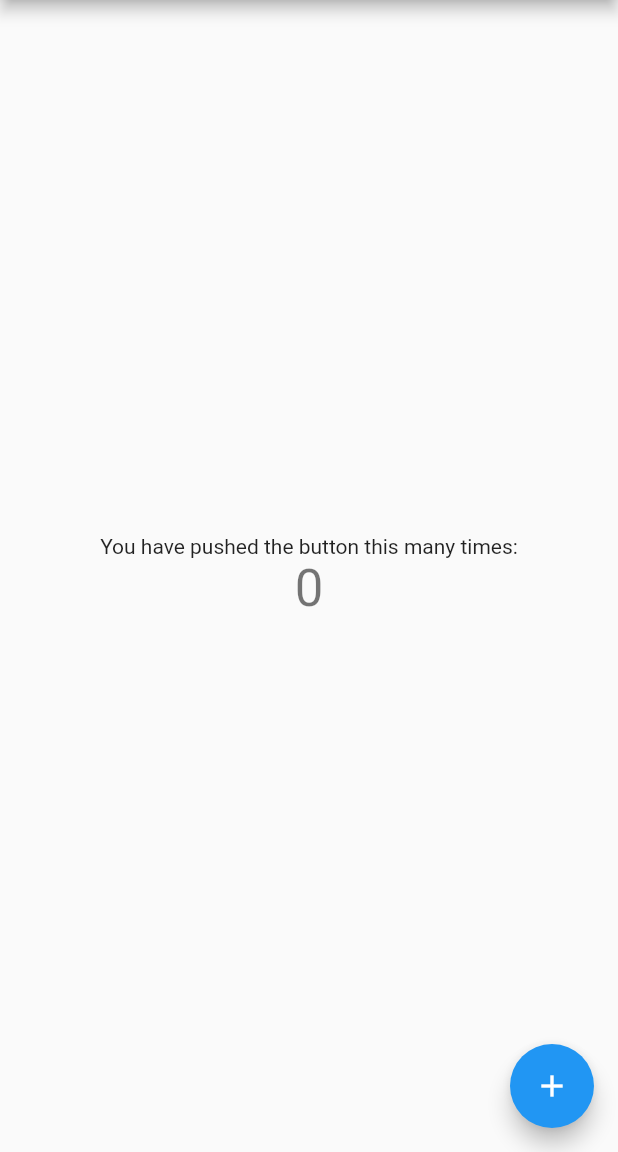
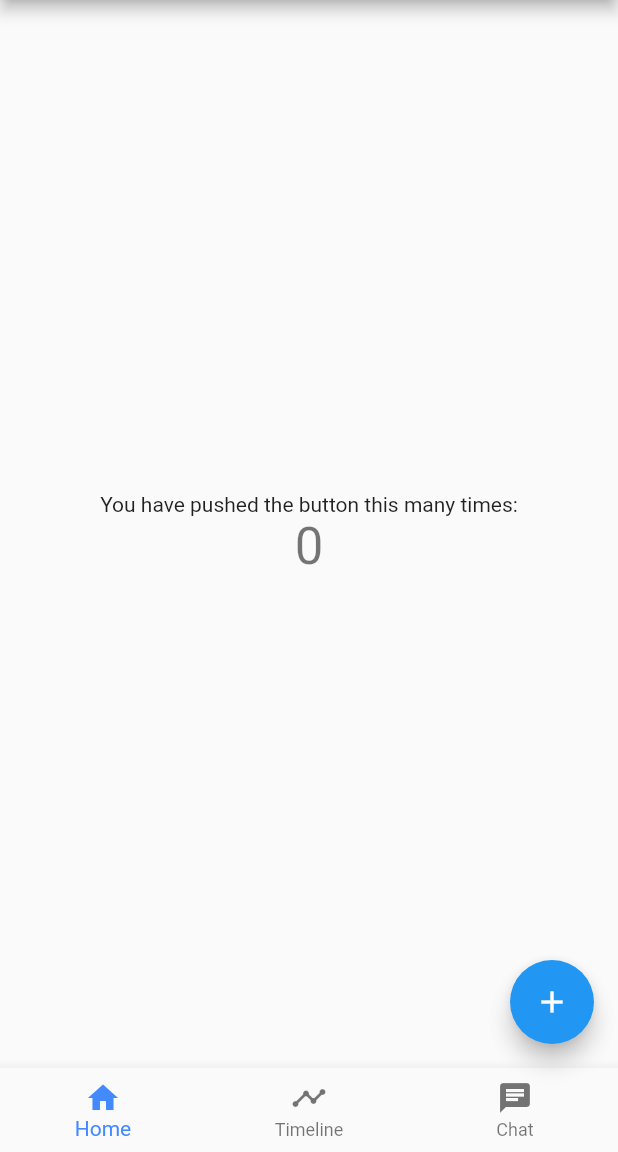
Before and after one commit to kouheinozaki/practice, a Flutter app: the screen it shows after launch, on a phone screen of 412 x 824 dp, the part 84-1236 px from its top. Run offline on Flutter 3.47's test engine with Material 2 defaults, Android fonts, the phone set to English and light mode, and no system bars.

Commit message:
bottomnavi追加

```diff
--- a/lib/main.dart
+++ b/lib/main.dart
@@ -40,6 +40,14 @@ class _MyHomePageState extends State<MyHomePage> {
       appBar: AppBar(
         title: Text(widget.title),
       ),
+      bottomNavigationBar: BottomNavigationBar(
+        items: <BottomNavigationBarItem>[
+          BottomNavigationBarItem(icon: Icon(Icons.home), label:('Home')),
+          BottomNavigationBarItem(icon: Icon(Icons.timeline), label:('Timeline'),),
+          BottomNavigationBarItem(icon: Icon(Icons.chat), label:('Chat')),
+        ],
+        fixedColor: Colors.blueAccent,
+        type: BottomNavigationBarType.fixed,),
       body: Center(
         child: Column(
           mainAxisAlignment: MainAxisAlignment.center,
```
